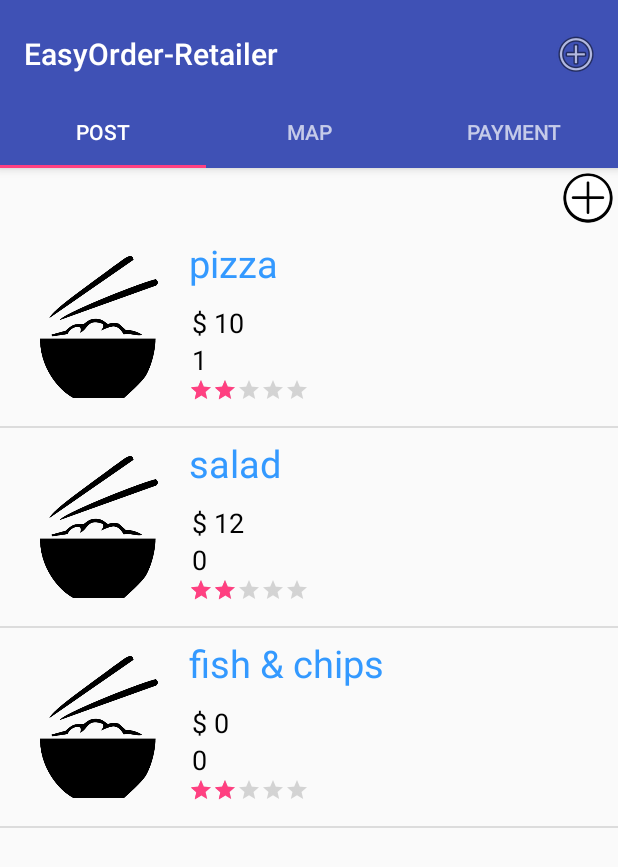
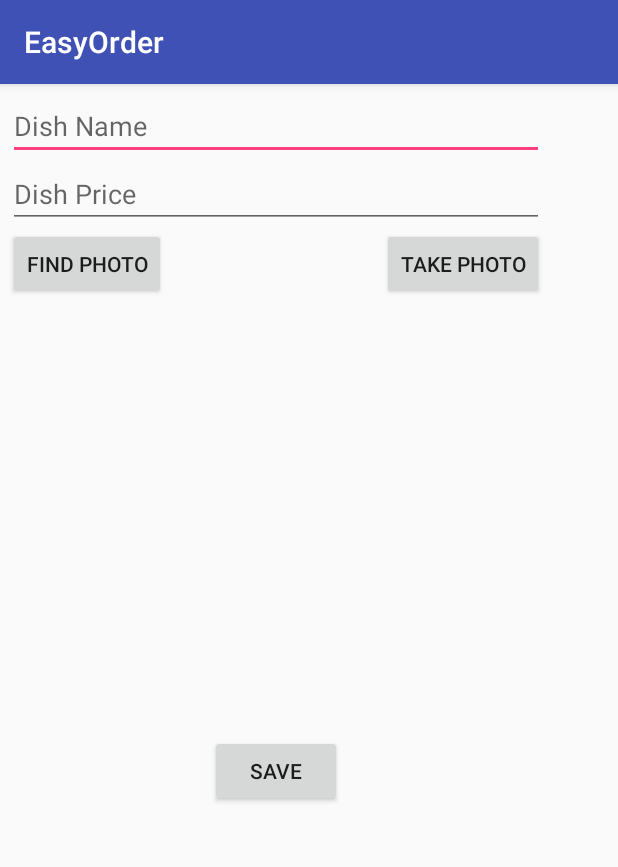
Before and after one commit to louis-xu-ustc/EasyOrder_Android, an Android app: the RetailerPostFragment screen opened directly, with no data from a screen before it, after a tap on an icon or button, on a phone screen of 412 x 824 dp. Shown: the top 867 px of the screen. Run offline under Robolectric (Android 15) with nearby library versions, the phone set to English and light mode, and no system bars.

Commit message:
[yunpeng] 1. at retailer side, add post-dish buttonn and corresponding activity 2. at retailer side, add delete post callback

```diff
--- a/EasyOrder_Android/app/src/main/java/edu/cmu/EasyOrder_Android/RetailerDishListAdapter.java
+++ b/EasyOrder_Android/app/src/main/java/edu/cmu/EasyOrder_Android/RetailerDishListAdapter.java
@@ -6,6 +6,7 @@ import android.view.View;
 import android.view.ViewGroup;
 import android.widget.ArrayAdapter;
 import android.widget.ImageView;
+import android.widget.RatingBar;
 import android.widget.TextView;
 
 import java.util.ArrayList;
@@ -36,12 +37,19 @@ public class RetailerDishListAdapter extends ArrayAdapter<Dish> {
 
         ImageView imageView = (ImageView) v.findViewById(R.id.retailer_dish_image);
         imageView.setImageResource(R.drawable.default_dish_icon);
+
         TextView dishName = (TextView) v.findViewById(R.id.retailer_dish_name);
         dishName.setText(dish.getName());
+
         TextView dishPrice = (TextView) v.findViewById(R.id.retailer_dish_price);
         dishPrice.setText(new StringBuilder().append("$ ").append(String.valueOf(dish.getPrice())).toString());
+
         TextView dishQuantity = (TextView) v.findViewById(R.id.retailer_dish_quantity);
         dishQuantity.setText(String.valueOf(dish.getQuantity()));
+
+        RatingBar ratingBar = (RatingBar) v.findViewById(R.id.retailer_ratingBar);
+        ratingBar.setIsIndicator(true);
+        ratingBar.setRating(dish.getRate());
 
         return v;
     }
--- a/EasyOrder_Android/app/src/main/java/edu/cmu/EasyOrder_Android/RetailerPostFragment.java
+++ b/EasyOrder_Android/app/src/main/java/edu/cmu/EasyOrder_Android/RetailerPostFragment.java
@@ -1,12 +1,16 @@
 package edu.cmu.EasyOrder_Android;
 
 import android.content.Context;
+import android.content.DialogInterface;
+import android.content.Intent;
 import android.net.Uri;
 import android.os.Bundle;
 import android.support.v4.app.Fragment;
+import android.support.v7.app.AlertDialog;
 import android.view.LayoutInflater;
 import android.view.View;
 import android.view.ViewGroup;
+import android.widget.AdapterView;
 import android.widget.ArrayAdapter;
 import android.widget.Button;
 import android.widget.ImageButton;
@@ -69,7 +73,7 @@ public class RetailerPostFragment extends Fragment {
             mParam2 = getArguments().getString(ARG_PARAM2);
         }
         dishArrayList = new ArrayList<>();
-        //FIXME
+        //FIXME fetch data from backend database
         fillFakeDishArrayList();
     }
 
@@ -81,13 +85,40 @@ public class RetailerPostFragment extends Fragment {
         mListView = (ListView) rootView.findViewById(R.id.retailer_dish_list);
         dishAdapter = new RetailerDishListAdapter(getContext(), R.layout.retailer_dish_list_view, dishArrayList);
         mListView.setAdapter(dishAdapter);
+
+        mListView.setOnItemLongClickListener(
+                new AdapterView.OnItemLongClickListener() {
+                    @Override
+                    public boolean onItemLongClick(AdapterView<?> parent, View view, final int position, long id) {
+                        Toast.makeText(getContext(), "click item, id: " + String.valueOf(id) + " pos: " +
+                                String.valueOf(position), Toast.LENGTH_LONG).show();
+
+                        AlertDialog.Builder builder = new AlertDialog.Builder(getActivity());
+                        builder.setCancelable(true);
+                        builder.setTitle("Delete Dish Confirm:");
+                        builder.setPositiveButton("OK", new DialogInterface.OnClickListener() {
+
+                            public void onClick(DialogInterface dialog, int which) {
+                                // How to remove the selected item?
+                                Dish dish = (Dish) dishAdapter.getItem(position);
+                                dishAdapter.remove(dish);
+                                dishAdapter.notifyDataSetChanged();
+                            }
+                        });
+                        builder.show();
+                        return true;
+                    }
+                });
+
         ImageButton postMoreDishButton = (ImageButton) rootView.findViewById(R.id.retailer_post_dish_button);
         postMoreDishButton.setOnClickListener(new View.OnClickListener() {
             @Override
             public void onClick(View v) {
-                //TODO add action to post more dish
-                Toast.makeText(getActivity(), "Further operation to post one more dish!",
-                        Toast.LENGTH_LONG).show();
+//                //TODO add action to post more dish
+//                Toast.makeText(getActivity(), "Further operation to post one more dish!",
+//                        Toast.LENGTH_LONG).show();
+                Intent addDishPostIntent = new Intent(getContext(), RetailerAddPostActivity.class);
+                startActivity(addDishPostIntent);
             }
         });
         return rootView;
--- /dev/null
+++ b/EasyOrder_Android/app/src/main/res/layout/activity_retailer_add_post.xml
@@ -0,0 +1,75 @@
+<?xml version="1.0" encoding="utf-8"?>
+<android.support.constraint.ConstraintLayout xmlns:android="http://schemas.android.com/apk/res/android"
+    xmlns:app="http://schemas.android.com/apk/res-auto"
+    xmlns:tools="http://schemas.android.com/tools"
+    android:layout_width="match_parent"
+    android:layout_height="match_parent"
+    tools:context="edu.cmu.EasyOrder_Android.RetailerAddPostActivity">
+
+    <LinearLayout
+        android:id="@+id/linearLayout"
+        android:layout_width="368dp"
+        android:layout_height="wrap_content"
+        android:orientation="vertical"
+        android:padding="5dp"
+        tools:layout_editor_absoluteX="8dp"
+        tools:layout_editor_absoluteY="0dp">
+
+        <EditText
+            android:id="@+id/retailer_add_post_dish_name"
+            android:layout_width="match_parent"
+            android:layout_height="wrap_content"
+            android:hint="@string/dish_name"
+            android:imeOptions="actionNext"></EditText>
+
+        <EditText
+            android:id="@+id/retailer_add_post_dish_price"
+            android:layout_width="match_parent"
+            android:layout_height="wrap_content"
+            android:hint="@string/dish_price"
+            android:imeOptions="actionNext"></EditText>
+
+        <RelativeLayout
+            android:id="@+id/retailer_add_post_button_slice"
+            android:layout_width="wrap_content"
+            android:layout_height="wrap_content"
+            android:layout_alignParentStart="true"
+            android:layout_alignParentTop="true"
+            android:orientation="horizontal">
+
+            <Button
+                android:id="@+id/retailer_add_post_find_photo_button"
+                android:layout_width="wrap_content"
+                android:layout_height="wrap_content"
+                android:layout_alignParentStart="true"
+                android:text="Find Photo"></Button>
+
+            <Button
+                android:id="@+id/retailer_add_post_take_photo_button"
+                android:layout_width="wrap_content"
+                android:layout_height="wrap_content"
+                android:layout_alignParentEnd="true"
+                android:text="Take Photo"></Button>
+        </RelativeLayout>
+
+
+        <ImageView
+            android:id="@+id/retailer_add_post_dish_image"
+            android:layout_marginTop="20dp"
+            android:layout_marginBottom="20dp"
+            android:layout_width="180dp"
+            android:layout_height="240dp"
+            android:layout_gravity="center"
+            android:gravity="center" />
+
+        <Button
+            android:id="@+id/retailer_add_post_dish_save"
+            android:layout_width="wrap_content"
+            android:layout_height="wrap_content"
+            android:layout_gravity="center_horizontal"
+            android:layout_marginTop="10dp"
+            android:text="Save"></Button>
+    </LinearLayout>
+
+
+</android.support.constraint.ConstraintLayout>
--- a/EasyOrder_Android/app/src/main/res/layout/retailer_dish_list_view.xml
+++ b/EasyOrder_Android/app/src/main/res/layout/retailer_dish_list_view.xml
@@ -54,9 +54,8 @@
         android:layout_height="wrap_content"
         android:layout_below="@+id/retailer_dish_quantity"
         android:layout_toEndOf="@+id/retailer_dish_image"
-        android:isIndicator="false"
+        android:isIndicator="true"
         android:numStars="5"
-        android:rating="2.0"
         android:stepSize="1.0" />
 
 </RelativeLayout>
--- a/EasyOrder_Android/app/src/main/res/values/strings.xml
+++ b/EasyOrder_Android/app/src/main/res/values/strings.xml
@@ -16,4 +16,9 @@
     <string name="switch_no">unpaid</string>
     <string name="first_tag">firstTag</string>
     <string name="second_tag">secondTag</string>
+
+    <string name="dish_name">Dish Name</string>
+    <string name="dish_price">Dish Price</string>
+
+
 </resources>
```
Also changed, not shown: EasyOrder_Android/app/src/main/AndroidManifest.xml (+21 -1 lines), EasyOrder_Android/app/src/main/java/edu/cmu/EasyOrder_Android/RetailerAddPostActivity.java (added, +231 -0 lines).
